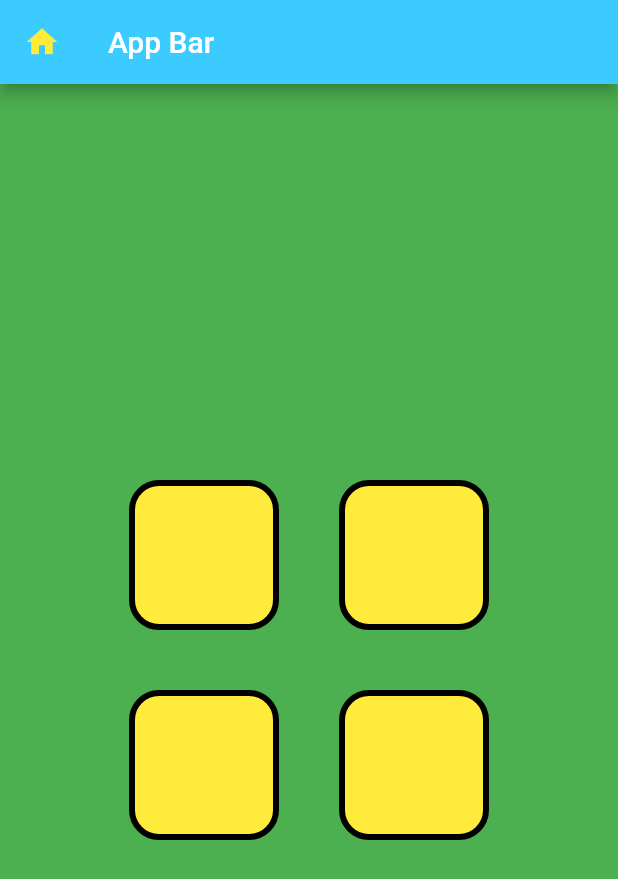
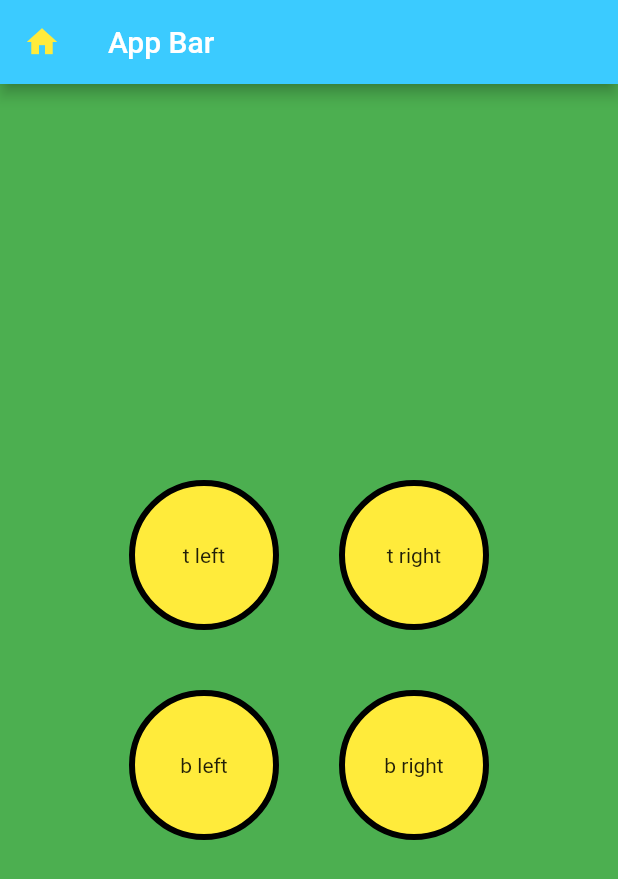
Before and after one commit to ag597482/flutter, a Flutter app: the screen it shows after launch, on a phone screen of 412 x 824 dp. Shown: the top 879 px of the screen. Run offline on Flutter 3.47's test engine with Material 2 defaults, Android fonts, the phone set to English and light mode, and no system bars.

Commit message:
4 circles added

```diff
--- a/lib/main.dart
+++ b/lib/main.dart
@@ -28,11 +28,11 @@ class App extends StatelessWidget {
               children: [
                 Row(
                   mainAxisAlignment: MainAxisAlignment.center,
-                  children: [getContainer(), getContainer()],
+                  children: [getContainer("t left"), getContainer("t right")],
                 ),
                 Row(
                   mainAxisAlignment: MainAxisAlignment.center,
-                  children: [getContainer(), getContainer()],
+                  children: [getContainer("b left"), getContainer("b right")],
                 )
               ],
             ),
@@ -41,15 +41,16 @@ class App extends StatelessWidget {
   }
 }
 
-Container getContainer() {
+Container getContainer(var v) {
   return Container(
-    alignment: Alignment.topLeft,
+    alignment: Alignment.center,
     height: 100,
     width: 100,
     margin: EdgeInsets.all(20),
+    child: Text(v),
     decoration: BoxDecoration(
         border: Border.all(width: 4, color: Colors.black),
         color: Colors.yellow,
-        borderRadius: BorderRadius.circular(20)),
+        borderRadius: BorderRadius.circular(50)),
   );
 }
```
